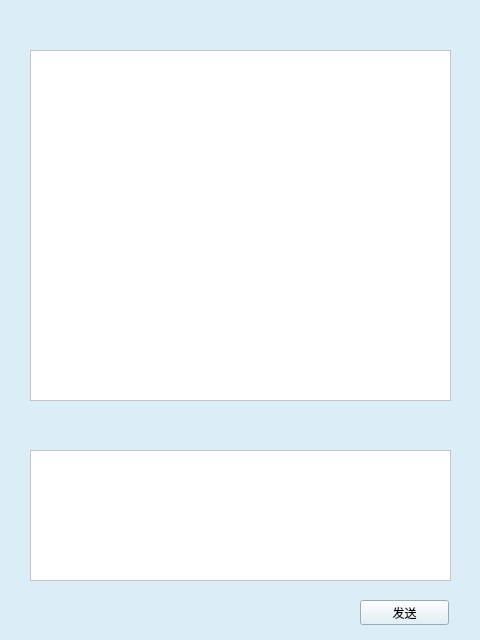
pechpo/What-s-up, file client/ui/chatwindow.ui: the form before one commit.
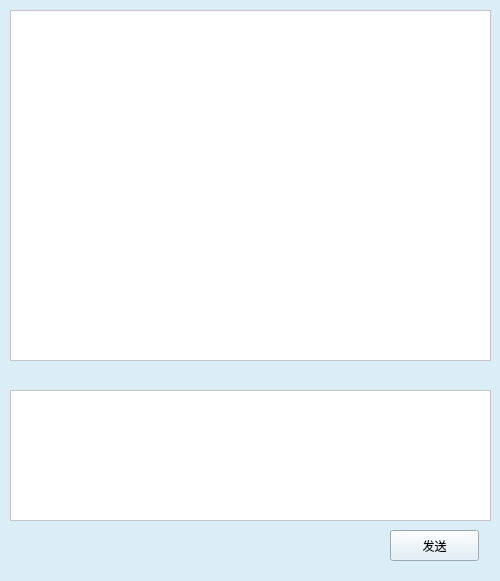
The form after the commit.

What changed in the file:
```diff
--- a/client/ui/chatwindow.ui
+++ b/client/ui/chatwindow.ui
@@ -6,8 +6,8 @@
    <rect>
     <x>0</x>
     <y>0</y>
-    <width>480</width>
-    <height>640</height>
+    <width>500</width>
+    <height>581</height>
    </rect>
   </property>
   <property name="windowTitle">
@@ -19,9 +19,9 @@
   <widget class="QTextEdit" name="MsgEdit">
    <property name="geometry">
     <rect>
-     <x>30</x>
-     <y>50</y>
-     <width>421</width>
+     <x>10</x>
+     <y>10</y>
+     <width>481</width>
      <height>351</height>
     </rect>
    </property>
@@ -32,9 +32,9 @@
   <widget class="QTextEdit" name="textEdit">
    <property name="geometry">
     <rect>
-     <x>30</x>
-     <y>450</y>
-     <width>421</width>
+     <x>10</x>
+     <y>390</y>
+     <width>481</width>
      <height>131</height>
     </rect>
    </property>
@@ -45,10 +45,10 @@
   <widget class="QPushButton" name="sendButton">
    <property name="geometry">
     <rect>
-     <x>360</x>
-     <y>600</y>
+     <x>390</x>
+     <y>530</y>
      <width>89</width>
-     <height>25</height>
+     <height>31</height>
     </rect>
    </property>
    <property name="text">
```
